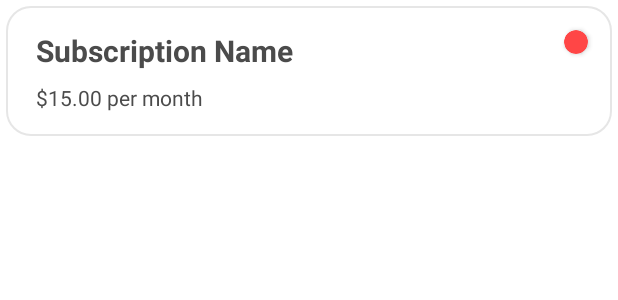
After one commit to boonsuen/recurr, an Android app: the layout row_layout.xml on its own in the app's theme, with its tools: preview values and no code run, on a phone screen of 412 x 824 dp. The commit adds this screen. Shown: the top 300 px of the screen. Run offline under Robolectric (Android 15) with nearby library versions, the phone set to English and light mode, and no system bars.

Commit message:
Create ListAdapter (a RecyclerView adapter)

```diff
--- a/app/src/main/java/com/boonsuen/recurr/fragments/add/AddFragment.kt
+++ b/app/src/main/java/com/boonsuen/recurr/fragments/add/AddFragment.kt
@@ -34,6 +34,8 @@ class AddFragment : Fragment() {
 
         // Set Menu
         setHasOptionsMenu(true)
+
+        binding.billingPeriodSpinner.onItemSelectedListener = mSharedViewModel.listener
 
         return view
     }
--- /dev/null
+++ b/app/src/main/res/drawable/item_background.xml
@@ -0,0 +1,8 @@
+<?xml version="1.0" encoding="utf-8"?>
+<shape xmlns:android="http://schemas.android.com/apk/res/android">
+
+    <solid android:color="@color/white" />
+    <stroke android:width="1dp" android:color="@color/lightGray" />
+    <corners android:radius="16dp" />
+
+</shape>
--- /dev/null
+++ b/app/src/main/res/layout/row_layout.xml
@@ -0,0 +1,64 @@
+<?xml version="1.0" encoding="utf-8"?>
+<androidx.constraintlayout.widget.ConstraintLayout xmlns:android="http://schemas.android.com/apk/res/android"
+    xmlns:app="http://schemas.android.com/apk/res-auto"
+    xmlns:tools="http://schemas.android.com/tools"
+    android:layout_width="match_parent"
+    android:layout_height="wrap_content"
+    android:layout_margin="4dp">
+
+    <androidx.constraintlayout.widget.ConstraintLayout
+        android:id="@+id/row_background"
+        android:layout_width="match_parent"
+        android:layout_height="wrap_content"
+        android:background="@drawable/item_background"
+        app:layout_constraintBottom_toBottomOf="parent"
+        app:layout_constraintEnd_toEndOf="parent"
+        app:layout_constraintHorizontal_bias="0.5"
+        app:layout_constraintStart_toStartOf="parent"
+        app:layout_constraintTop_toTopOf="parent">
+
+        <androidx.cardview.widget.CardView
+            android:id="@+id/billing_period_indicator"
+            android:layout_width="16dp"
+            android:layout_height="16dp"
+            android:layout_marginTop="16dp"
+            android:layout_marginEnd="16dp"
+            app:cardBackgroundColor="@color/red"
+            app:cardCornerRadius="100dp"
+            app:layout_constraintEnd_toEndOf="parent"
+            app:layout_constraintTop_toTopOf="parent" />
+
+        <TextView
+            android:id="@+id/name_txt"
+            android:layout_width="0dp"
+            android:layout_height="wrap_content"
+            android:layout_marginStart="20dp"
+            android:layout_marginTop="16dp"
+            android:ellipsize="end"
+            android:scrollHorizontally="true"
+            android:maxLines="1"
+            android:text="Subscription Name"
+            android:textColor="@color/darkGray"
+            android:textSize="20sp"
+            android:textStyle="bold"
+            app:layout_constraintStart_toStartOf="parent"
+            app:layout_constraintTop_toTopOf="parent" />
+
+        <TextView
+            android:id="@+id/amount_txt"
+            android:layout_width="0dp"
+            android:layout_height="wrap_content"
+            android:layout_marginTop="8dp"
+            android:layout_marginEnd="16dp"
+            android:layout_marginBottom="16dp"
+            android:text="$15.00 per month"
+            android:textColor="@color/darkGray"
+            app:layout_constraintBottom_toBottomOf="parent"
+            app:layout_constraintEnd_toEndOf="parent"
+            app:layout_constraintHorizontal_bias="0.0"
+            app:layout_constraintStart_toStartOf="@+id/name_txt"
+            app:layout_constraintTop_toBottomOf="@+id/name_txt"
+            app:layout_constraintVertical_bias="0.0" />
+
+    </androidx.constraintlayout.widget.ConstraintLayout>
+</androidx.constraintlayout.widget.ConstraintLayout>
```
Also changed, not shown: app/src/main/java/com/boonsuen/recurr/fragments/SharedViewModel.kt (+22 -0 lines), app/src/main/java/com/boonsuen/recurr/fragments/list/ListAdapter.kt (added, +54 -0 lines).
